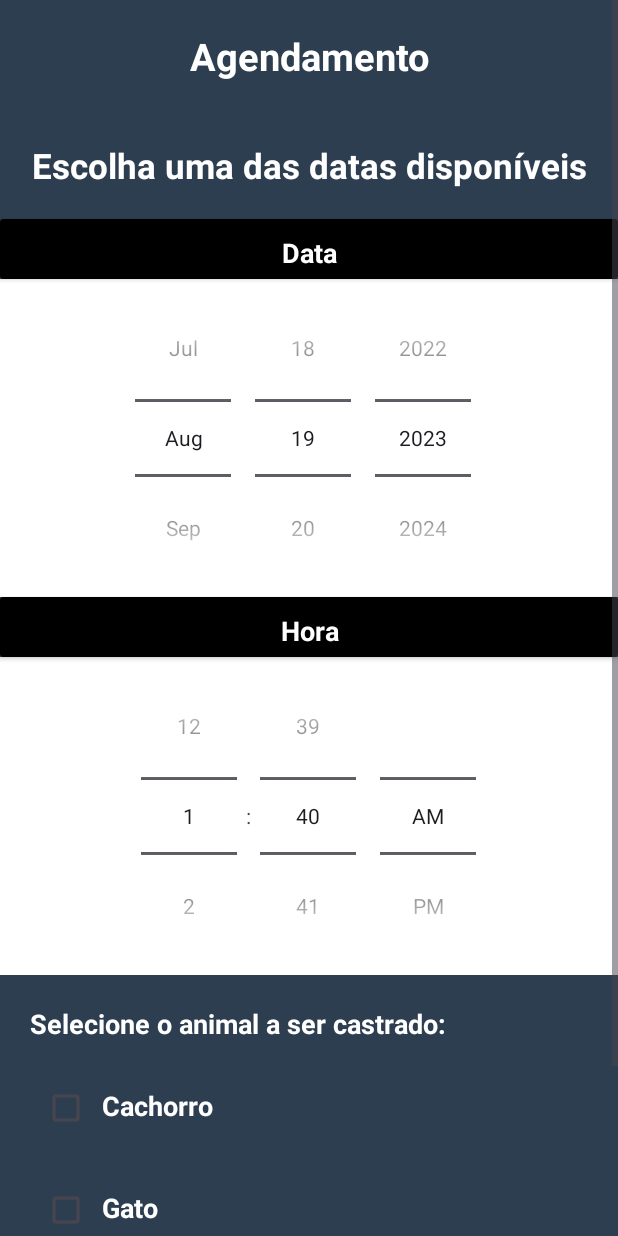
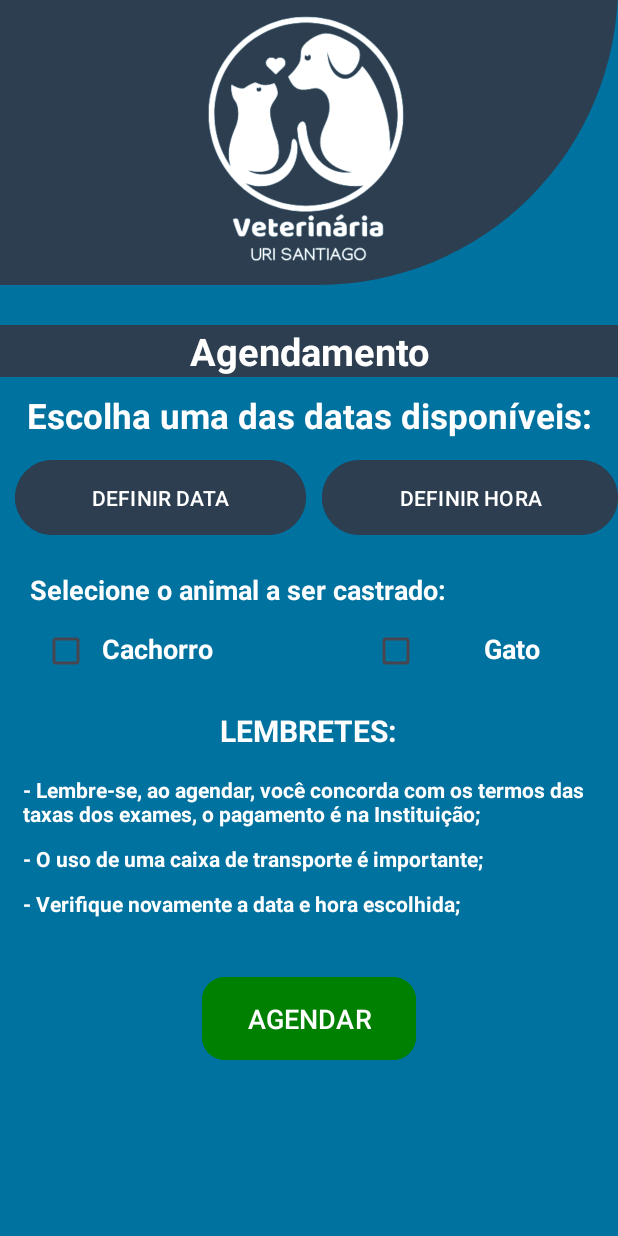
Before and after one commit to molinaiago/VeterinaryManager, an Android app: the layout activity_scheduling.xml on its own in the app's theme, with its tools: preview values and no code run, on a phone screen of 412 x 824 dp. Run offline under Robolectric (Android 15) with nearby library versions, the phone set to English and light mode, and no system bars.

Commit message:
BugFixesandLayoutChanges
- End of styling and code configuration for some screens
- Still need bank authentication
- Now has a button to set time and date
- Dog and cat options are side by side
- Complete scheduling
- Insertion of the user in the database when clicking on register

```diff
--- a/app/src/main/java/com/project/VeterinaryManager/model/Services.kt
+++ /dev/null
@@ -1,6 +0,0 @@
-package com.project.VeterinaryManager.model
-
-data class Services (
-    val img: Int? = null,
-    val nome: String? = null
-)
--- a/app/src/main/java/com/project/VeterinaryManager/view/home.kt
+++ b/app/src/main/java/com/project/VeterinaryManager/view/home.kt
@@ -8,15 +8,11 @@ import android.widget.TextView
 import androidx.appcompat.app.AlertDialog
 import androidx.appcompat.app.AppCompatActivity
 import com.project.VeterinaryManager.R
-import com.project.VeterinaryManager.adapter.ServicesAdapter
 import com.project.VeterinaryManager.databinding.ActivityHomeBinding
-import com.project.VeterinaryManager.model.Services
 
 class home : AppCompatActivity() {
 
     private lateinit var binding: ActivityHomeBinding
-    private lateinit var servicesAdapter: ServicesAdapter
-    private val listServices: MutableList<Services> = mutableListOf()
 
     override fun onCreate(savedInstanceState: Bundle?) {
         super.onCreate(savedInstanceState)
--- /dev/null
+++ b/app/src/main/res/drawable/remember.xml
@@ -0,0 +1,5 @@
+<?xml version="1.0" encoding="utf-8"?>
+<shape xmlns:android="http://schemas.android.com/apk/res/android" android:shape="rectangle" >
+    <corners android:radius="30dp"/>
+    <solid android:color="@color/midnightblue"/>
+</shape>
--- a/app/src/main/res/layout/activity_scheduling.xml
+++ b/app/src/main/res/layout/activity_scheduling.xml
@@ -2,97 +2,92 @@
 
 <ScrollView
     xmlns:android="http://schemas.android.com/apk/res/android"
+    xmlns:app="http://schemas.android.com/apk/res-auto"
+    xmlns:tools="http://schemas.android.com/tools"
     android:layout_width="match_parent"
     android:layout_height="match_parent"
     android:fillViewport="true"
-
     >
 
 
 <LinearLayout
-    xmlns:app="http://schemas.android.com/apk/res-auto"
-    xmlns:tools="http://schemas.android.com/tools"
     android:layout_width="match_parent"
     android:layout_height="match_parent"
     android:orientation="vertical"
-    android:background="@color/midnightblue"
+    android:background="@color/denim"
     tools:context=".view.Scheduling">
+
+    <View
+        android:id="@+id/containerTop"
+        android:layout_width="match_parent"
+        android:layout_height="200dp"
+        android:background="@drawable/background_view_top"
+        android:layout_marginTop="-10dp"
+        />
+
+    <ImageView
+        android:layout_width="250dp"
+        android:layout_height="250dp"
+        android:src="@drawable/logoappinside"
+        android:layout_gravity="center"
+        android:layout_marginTop="-220dp"
+        />
 
     <TextView
         android:layout_width="match_parent"
         android:layout_height="wrap_content"
         android:text="Agendamento"
+        android:background="@color/midnightblue"
         android:textSize="25sp"
         android:textColor="@color/white"
         android:textStyle="bold"
         android:gravity="center"
-        android:layout_margin="20dp"
+        android:layout_marginTop="-3dp"
         />
 
     <TextView
         android:layout_width="match_parent"
         android:layout_height="wrap_content"
-        android:text="Escolha uma das datas disponíveis"
+        android:text="Escolha uma das datas disponíveis:"
         android:textSize="23sp"
         android:textColor="@color/white"
         android:textStyle="bold"
         android:gravity="center"
-        android:layout_margin="20dp"
+        android:layout_margin="10dp"
         />
 
-    <androidx.cardview.widget.CardView
-        android:layout_width="match_parent"
-        android:layout_height="40dp"
-        app:cardBackgroundColor="@color/black"
-        >
-
-        <TextView
-            android:id="@+id/txtschedulingData"
-            android:layout_width="match_parent"
-            android:layout_height="wrap_content"
-            android:text="Data"
-            android:textSize="18sp"
-            android:textColor="@color/white"
-            android:textStyle="bold"
-            android:gravity="center"
-            android:layout_margin="10dp"
-            />
-    </androidx.cardview.widget.CardView>
-
-    <DatePicker
-        android:id="@+id/datePicker"
+    <LinearLayout
         android:layout_width="match_parent"
         android:layout_height="wrap_content"
-        android:background="@color/white"
-        android:calendarViewShown="false"
-        android:datePickerMode="spinner" />
+        android:orientation="horizontal"
+        android:layout_gravity="center">
 
-    <androidx.cardview.widget.CardView
-        android:layout_width="match_parent"
-        android:layout_height="40dp"
-        app:cardBackgroundColor="@color/black"
-        >
+        <Button
+            android:id="@+id/datePickerButton"
+            android:layout_width="wrap_content"
+            android:layout_height="wrap_content"
+            android:backgroundTint="@color/midnightblue"
+            android:text="DEFINIR DATA"
+            android:textColor="@android:color/white"
+            android:padding="15dp"
+            android:layout_weight="1"
+            android:layout_marginStart="10dp"
+            android:layout_marginEnd="5dp"
+            />
 
-        <TextView
-            android:id="@+id/txtschedulingHour"
-            android:layout_width="match_parent"
+        <Button
+            android:id="@+id/timePickerButton"
+            android:layout_width="wrap_content"
             android:layout_height="wrap_content"
-            android:text="Hora"
-            android:textSize="18sp"
-            android:textColor="@color/white"
-            android:textStyle="bold"
-            android:gravity="center"
-            android:layout_margin="10dp"
+            android:backgroundTint="@color/midnightblue"
+            android:text="DEFINIR HORA"
+            android:textColor="@android:color/white"
+            android:padding="15dp"
+            android:layout_weight="1"
+            android:layout_marginStart="5dp"
             />
-    </androidx.cardview.widget.CardView>
+    </LinearLayout>
 
-    <TimePicker
-        android:id="@+id/timePicker"
-        android:layout_width="match_parent"
-        android:layout_height="wrap_content"
-        android:background="@color/white"
-        android:timePickerMode="spinner"
-        />
 
     <TextView
         android:layout_width="match_parent"
@@ -108,7 +103,7 @@
         android:layout_width="match_parent"
         android:layout_height="wrap_content"
         android:orientation="horizontal"
-        android:layout_marginTop="0dp"
+        android:layout_marginTop="-15dp"
         android:layout_marginStart="20dp"
         android:layout_marginEnd="20dp">
 
@@ -117,55 +112,99 @@
             android:layout_width="wrap_content"
             android:layout_height="wrap_content"
             android:checked="false"
-            />
+           />
 
         <TextView
-            android:layout_width="match_parent"
+            android:layout_width="0dp"
             android:layout_height="wrap_content"
+            android:layout_weight="2"
             android:text="Cachorro"
             android:textSize="18sp"
             android:textColor="@color/white"
-            android:textStyle="bold"
-            />
-    </LinearLayout>
-
-    <LinearLayout
-        android:layout_width="match_parent"
-        android:layout_height="wrap_content"
-        android:orientation="horizontal"
-        android:layout_marginTop="20dp"
-        android:layout_marginStart="20dp"
-        android:layout_marginEnd="20dp">
+            android:textStyle="bold" />
 
         <CheckBox
             android:id="@+id/optCat"
             android:layout_width="wrap_content"
             android:layout_height="wrap_content"
             android:checked="false"
-            />
+            android:layout_weight="1" />
 
         <TextView
-            android:layout_width="match_parent"
+            android:layout_width="0dp"
             android:layout_height="wrap_content"
+            android:layout_weight="1"
             android:text="Gato"
             android:textSize="18sp"
             android:textColor="@color/white"
-            android:textStyle="bold"
-            />
+            android:textStyle="bold" />
     </LinearLayout>
+
+    <TextView
+        android:layout_width="wrap_content"
+        android:layout_height="wrap_content"
+        android:gravity="center"
+        android:text="LEMBRETES:"
+        android:textSize="20sp"
+        android:textStyle="bold"
+        android:textColor="@color/white"
+
+        android:layout_marginTop="10dp"
+        android:layout_marginBottom="5dp"
+        android:layout_gravity="center"
+        android:padding="5dp"
+        />
+
+    <TextView
+        android:layout_width="match_parent"
+        android:layout_height="wrap_content"
+        android:text="- Lembre-se, ao agendar, você concorda com os termos das taxas dos exames, o pagamento é na Instituição;"
+        android:textColor="@color/white"
+        android:textStyle="bold"
+        android:layout_marginStart="10dp"
+        android:layout_marginEnd="10dp"
+        android:layout_gravity="center"
+        android:padding="5dp"
+        />
+    <TextView
+        android:layout_width="match_parent"
+        android:layout_height="wrap_content"
+        android:text="- O uso de uma caixa de transporte é importante;"
+        android:textColor="@color/white"
+        android:textStyle="bold"
+        android:layout_gravity="center"
+        android:layout_marginStart="10dp"
+        android:layout_marginEnd="10dp"
+        android:padding="5dp"
+        />
+    <TextView
+        android:layout_width="match_parent"
+        android:layout_height="wrap_content"
+        android:text="- Verifique novamente a data e hora escolhida;"
+        android:textColor="@color/white"
+        android:textStyle="bold"
+        android:layout_gravity="center"
+        android:layout_marginStart="10dp"
+        android:layout_marginEnd="10dp"
+        android:padding="5dp"
+        />
 
     <Button
         android:id="@+id/schedulingButton"
-        android:layout_width="match_parent"
+        android:layout_width="wrap_content"
         android:layout_height="wrap_content"
-        android:text="Confirmar Agendamento"
+        android:layout_gravity="center"
+        android:paddingBottom="30dp"
+        android:paddingEnd="30dp"
+        android:paddingStart="30dp"
+        android:paddingTop="30dp"
+        android:text="AGENDAR"
         android:textColor="@color/white"
         android:textSize="18sp"
-        android:textStyle="bold"
         android:padding="15dp"
         app:cornerRadius="15dp"
         android:backgroundTint="@color/green"
-        android:layout_marginTop="20dp"
+        android:layout_marginTop="30dp"
         android:layout_marginStart="100dp"
         android:layout_marginEnd="100dp"
         android:layout_marginBottom="20dp"
```
Also changed, not shown: app/src/main/java/com/project/VeterinaryManager/adapter/ServicesAdapter.kt (deleted, +0 -34 lines), app/src/main/java/com/project/VeterinaryManager/view/Scheduling.kt (+63 -45 lines), app/src/main/res/layout/activity_main.xml (+62 -76 lines).
